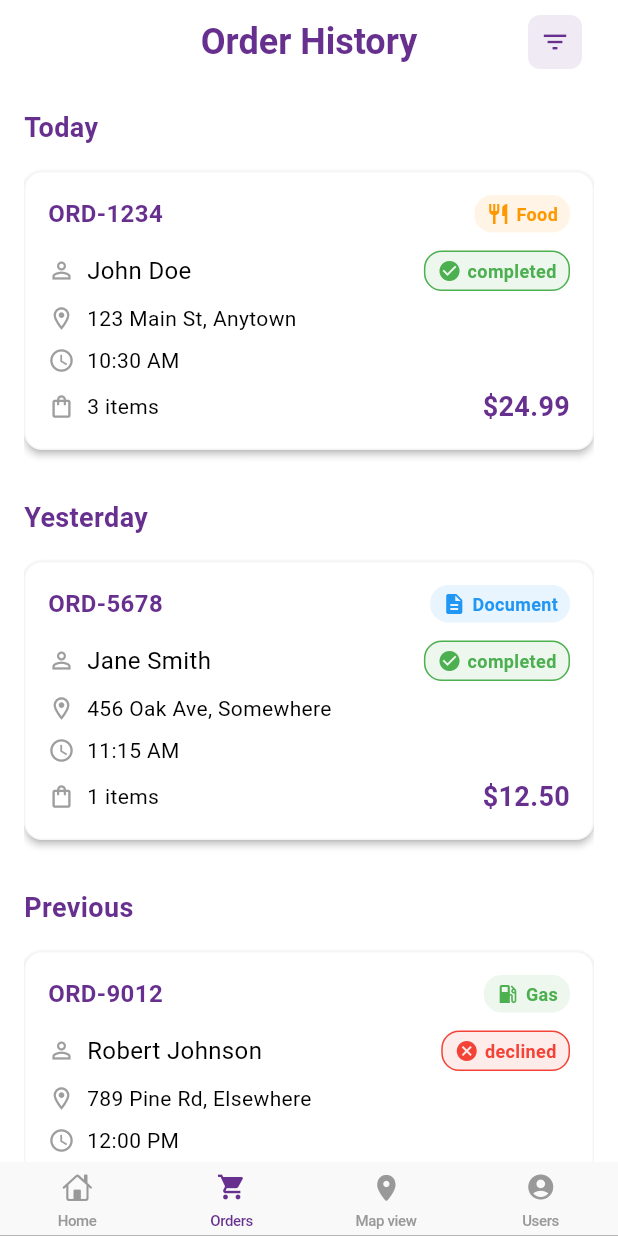
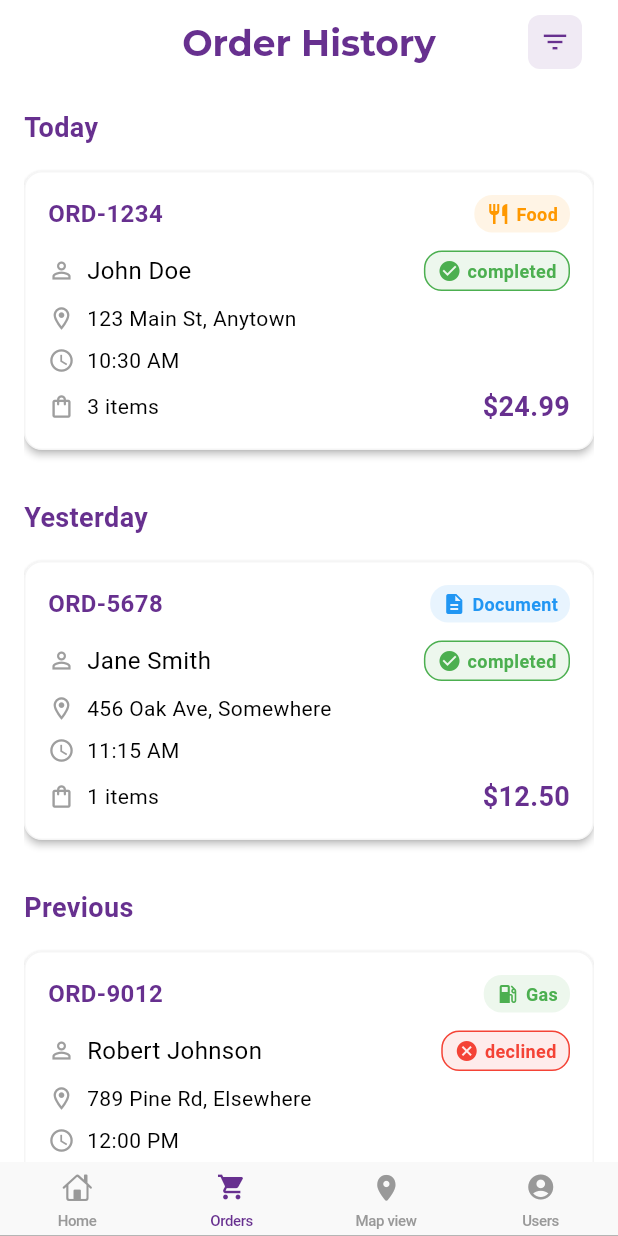
Before and after one commit to Melak-12/elex_driver, a Flutter app: the screen it shows after launch, item 2 of the bottom bar chosen, on a phone screen of 412 x 824 dp. Run offline on Flutter 3.47's test engine with Material 3 defaults, Android fonts, the phone set to English and light mode, and no system bars; our stand-ins replace go_router, image_picker, intl_phone_field, location, permission_handler; missing offline and left inert: live_indicator, mapbox_maps_flutter.

Commit message:
Update app icons and adjust asset paths; refactor color and text style constants for improved clarity

```diff
--- a/lib/core/constants/app_constants.dart
+++ b/lib/core/constants/app_constants.dart
@@ -1,17 +1,17 @@
 import 'package:flutter/material.dart';
-// import 'package:flutter_screenutil/flutter_screenutil.dart';
+class AppConstant {
 
-class AppConstant {
+  /// [PADDINGS]
   static const double horizontalPadding = 16;
   static const double verticalPadding = 20;
   static const double screenPadding = 18;
 
-  static Color onSurfaceMid(BuildContext context) =>
-      Theme.of(context).colorScheme.onSurface.withOpacity(0.5);
-  static Color onSurfaceLight(BuildContext context) =>
-      Theme.of(context).colorScheme.onSurface.withOpacity(0.1);
-  static Color onSurfaceVeryLight(BuildContext context) =>
-      Theme.of(context).colorScheme.onSurface.withOpacity(0.08);
-  static Color onSurfaceDark(BuildContext context) =>
-      Theme.of(context).colorScheme.onSurface.withOpacity(0.8);
+  /// [MARGINS]
+  static Color onSurfaceMid(BuildContext context) =>Theme.of(context).colorScheme.onSurface.withOpacity(0.5);
+  static Color onSurfaceLight(BuildContext context) => Theme.of(context).colorScheme.onSurface.withOpacity(0.1);
+  static Color onSurfaceVeryLight(BuildContext context) =>Theme.of(context).colorScheme.onSurface.withOpacity(0.08);
+  static Color onSurfaceDark(BuildContext context) =>Theme.of(context).colorScheme.onSurface.withOpacity(0.8);
+
+
+
 }
--- a/lib/core/constants/assets.dart
+++ b/lib/core/constants/assets.dart
@@ -1,11 +1,10 @@
 class AppAssets {
-
-  // * IMAGES
+  ///  [IMAGES]
   static const String logo = 'assets/images/Logo.png';
   static const String background = 'assets/images/background.png';
 
-  // *Fonts
-  static const String primaryFont = 'Roboto';
-
-
+  ///  [FONTS]
+  static const String primaryFont = 'Montserrat';
+  static const String secondaryFont = 'OpenSans';
+  static const String complimentaryFont = "Raleway";
 }
--- a/lib/core/constants/colors/colors.dart
+++ b/lib/core/constants/colors/colors.dart
@@ -6,7 +6,7 @@
   static const Color secondary = Color(0xFFf2c94c);
   static const Color onSecondary = Color(0xFF000000);
   static const Color black = Colors.black;
-  static const Color third = Colors.blueGrey;
+  static const Color tertiaryColor = Colors.blueGrey;
 
       static Color onSurfaceMid(BuildContext context) => Theme.of(context).colorScheme.onSurface.withOpacity(0.5);
       static Color onSurfaceLight(BuildContext context) => Theme.of(context).colorScheme.onSurface.withOpacity(0.1);
--- a/lib/core/constants/text_styles.dart
+++ b/lib/core/constants/text_styles.dart
@@ -1,3 +1,4 @@
+import 'package:elex_driver/core/constants/assets.dart';
 import 'package:elex_driver/core/constants/colors/colors.dart';
 import 'package:flutter/material.dart';
 
@@ -6,16 +7,18 @@
     fontSize: 24.0,
     fontWeight: FontWeight.bold,
     color: AppColors.primary,
+    fontFamily: AppAssets.primaryFont,
   );
   static const TextStyle headline2 = TextStyle(
     fontSize: 18.0,
     fontWeight: FontWeight.bold,
     color: AppColors.primary,
+    fontFamily: AppAssets.secondaryFont,
   );
   static const TextStyle bodyText1 = TextStyle(
     fontSize: 16.0,
     fontWeight: FontWeight.normal,
-    color: AppColors.third,
+    color: AppColors.tertiaryColor,
   );
   static const TextStyle buttonText = TextStyle(
     fontSize: 15.0,
--- a/lib/modules/home/screens/order_history.dart
+++ b/lib/modules/home/screens/order_history.dart
@@ -190,6 +190,7 @@
         title: const Text(
           'Order History',
           style:AppTextStyles.headline1,
+
         ),
 
         actions: [
--- a/pubspec.yaml
+++ b/pubspec.yaml
@@ -131,6 +131,6 @@
 flutter_icons:
   android: true
   ios: true
-  image_path: "assets/images/Logo mark.png"
+  image_path: "assets/images/logoo.png"
   adaptive_icon_foreground: "assets/images/Logo 2.png"
   adaptive_icon_background: "assets/images/Logo.png"
```
Also changed, not shown: 38 other files.
